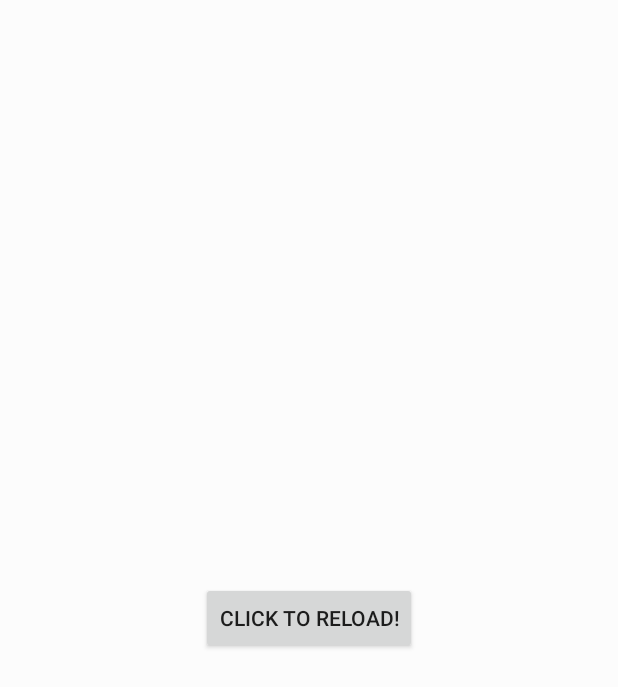
After one commit to topxebec/WebViewDisplayer, an Android app: the layout view_error.xml on its own in the app's theme, with its tools: preview values and no code run, on a phone screen of 412 x 824 dp. The commit adds this screen. Shown: the top 687 px of the screen. Run offline under Robolectric (Android 15) with nearby library versions, the phone set to English and light mode, and no system bars.

Commit message:
show a retry button when load failed

```diff
--- a/app/src/main/java/com/topxebec/webviewdisplayer/example/WebFragment.java
+++ b/app/src/main/java/com/topxebec/webviewdisplayer/example/WebFragment.java
@@ -33,7 +33,7 @@ public class WebFragment extends Fragment {
 
         mWvDisplayer = new WebViewDisplayer(getActivity());
         mWvDisplayer.setWebView(mWebview);
-//        mWvDisplayer.setProgressBar(mProgressBar);
+        mWvDisplayer.setProgressBar(mProgressBar);
 
         mWvDisplayer.loadUrl("http://www.github.com");
 
--- a/app/src/main/res/layout/activity_main.xml
+++ b/app/src/main/res/layout/activity_main.xml
@@ -24,5 +24,5 @@
         android:layout_width="wrap_content"
         android:layout_height="wrap_content"
         android:onClick="goToFragmentActivity"
-        android:text="go to fragment activity" />
+        android:text="@string/go_to_web_fragment" />
 </RelativeLayout>
--- a/app/src/main/res/layout/fragment_with_webview.xml
+++ b/app/src/main/res/layout/fragment_with_webview.xml
@@ -8,8 +8,8 @@
 
     <WebView
         android:id="@+id/webview"
-        android:layout_width="wrap_content"
-        android:layout_height="wrap_content" />
+        android:layout_width="match_parent"
+        android:layout_height="match_parent" />
 
     <ProgressBar
         android:visibility="gone"
--- /dev/null
+++ b/app/src/main/res/layout/view_error.xml
@@ -0,0 +1,14 @@
+<?xml version="1.0" encoding="utf-8"?>
+<RelativeLayout xmlns:android="http://schemas.android.com/apk/res/android"
+    android:layout_width="match_parent"
+    android:layout_height="match_parent"
+    android:background="#6fff"
+    android:layout_gravity="center">
+
+    <Button
+        android:id="@+id/btn_reload"
+        android:layout_width="wrap_content"
+        android:layout_height="wrap_content"
+        android:layout_centerInParent="true"
+        android:text="@string/reload" />
+</RelativeLayout>
--- a/app/src/main/res/values/strings.xml
+++ b/app/src/main/res/values/strings.xml
@@ -4,4 +4,6 @@
     <string name="hello_world">Hello world!</string>
     <string name="action_settings">Settings</string>
     <string name="title_activity_with_fragment">WithFragmentActivity</string>
+    <string name="go_to_web_fragment">to fragment activity</string>
+    <string name="reload">click to reload!</string>
 </resources>
```
Also changed, not shown: app/src/main/java/com/topxebec/webviewdisplayer/WebViewDisplayer.java (+24 -0 lines).
